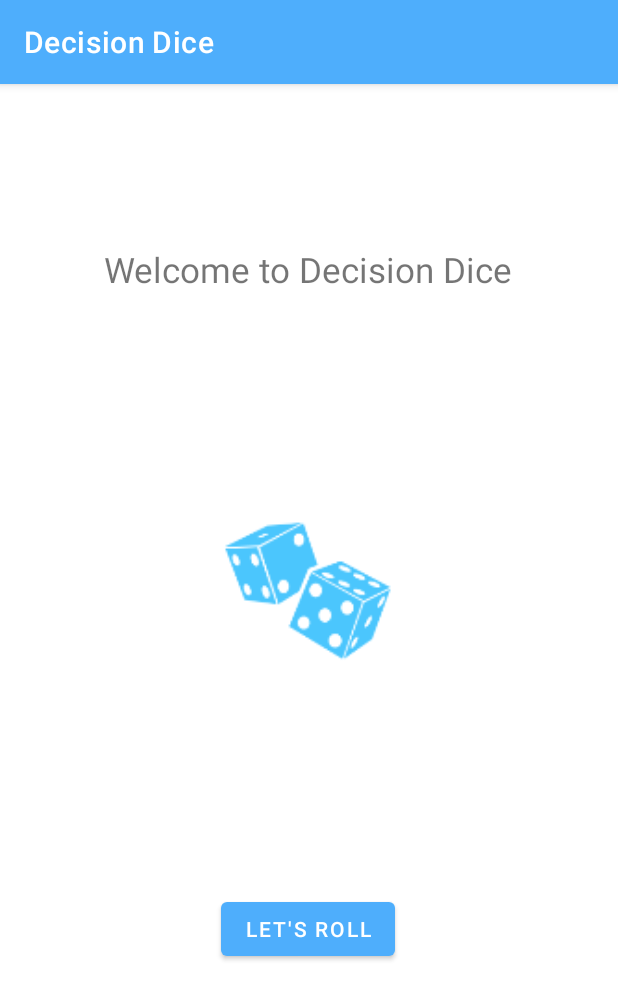
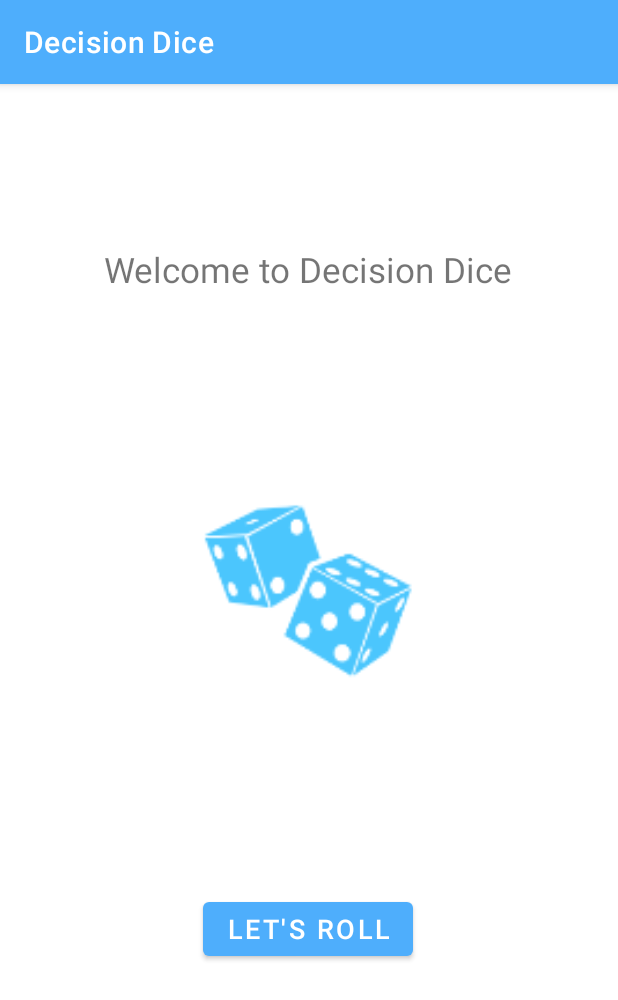
Before and after one commit to Joren-Thijs/Decision-Dice, an Android app: the screen it shows after launch (MainActivity), on a phone screen of 412 x 824 dp. Shown: the top 1000 px of the screen. Run offline under Robolectric (Android 15) with nearby library versions, the phone set to English and light mode, and no system bars.

Commit message:
finished again!

```diff
--- a/app/src/main/res/layout/activity_main.xml
+++ b/app/src/main/res/layout/activity_main.xml
@@ -19,23 +19,9 @@
         app:layout_constraintTop_toTopOf="parent"
         app:layout_constraintVertical_bias="0.147" />
 
-
-    <Button
-        android:id="@+id/nav_button_one"
-        android:layout_width="wrap_content"
-        android:layout_height="wrap_content"
-        android:layout_marginTop="100dp"
-        android:text="@string/nav_button_one"
-        app:layout_constraintEnd_toEndOf="parent"
-        app:layout_constraintHorizontal_bias="0.498"
-        app:layout_constraintLeft_toLeftOf="parent"
-        app:layout_constraintRight_toRightOf="parent"
-        app:layout_constraintStart_toStartOf="parent"
-        app:layout_constraintTop_toBottomOf="@+id/imageView" />
-
     <ImageView
         android:id="@+id/imageView"
-        android:layout_width="200dp"
+        android:layout_width="250dp"
         android:layout_height="200dp"
         android:layout_marginTop="100dp"
         app:layout_constraintEnd_toEndOf="parent"
@@ -44,4 +30,18 @@
         android:scaleType="centerCrop"
         android:src="@mipmap/ic_launcher_foreground"/>
 
+    <Button
+        android:id="@+id/nav_button_one"
+        android:layout_width="wrap_content"
+        android:layout_height="wrap_content"
+        android:layout_marginTop="100dp"
+        android:text="@string/nav_button_one"
+        android:textSize="18dp"
+        app:layout_constraintEnd_toEndOf="parent"
+        app:layout_constraintHorizontal_bias="0.498"
+        app:layout_constraintLeft_toLeftOf="parent"
+        app:layout_constraintRight_toRightOf="parent"
+        app:layout_constraintStart_toStartOf="parent"
+        app:layout_constraintTop_toBottomOf="@+id/imageView" />
+
 </androidx.constraintlayout.widget.ConstraintLayout>
```
Also changed, not shown: app/src/main/java/com/shadowcorp/firstapp/ChoiceActivity.java (+9 -1 lines).
